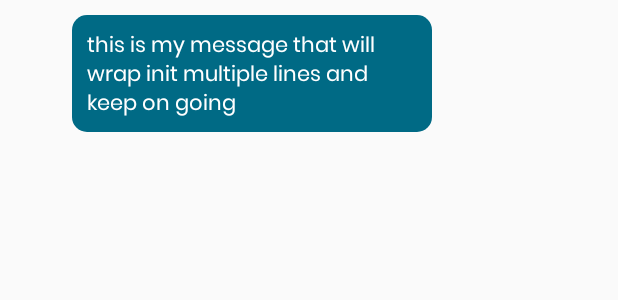
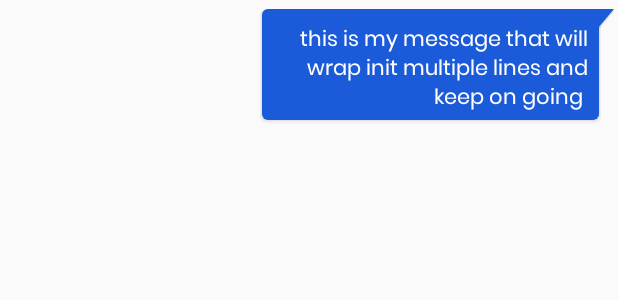
Before and after one commit to talhamughal1997/ChatApp, an Android app: the layout chat_to_row.xml on its own in the app's theme, with its tools: preview values and no code run, on a phone screen of 412 x 824 dp. Shown: the top 300 px of the screen. Run offline under Robolectric (Android 15) with nearby library versions, the phone set to English and light mode, and no system bars.

Commit message:
chat screen ui tweaks

```diff
--- a/app/src/main/java/com/example/kotlinchat/Activity/SplashActivity.kt
+++ b/app/src/main/java/com/example/kotlinchat/Activity/SplashActivity.kt
@@ -5,6 +5,7 @@ import android.os.Handler
 import androidx.appcompat.app.AppCompatActivity
 import com.example.kotlinchat.R
 import com.example.kotlinchat.Utils.Common
+import com.example.kotlinchat.Utils.CurrentUser
 import com.google.firebase.auth.FirebaseAuth
 
 class SplashActivity : AppCompatActivity() {
@@ -14,6 +15,7 @@ class SplashActivity : AppCompatActivity() {
         super.onCreate(savedInstanceState)
         setContentView(R.layout.activity_splash)
         supportActionBar?.hide()
+        CurrentUser.fetchCurrentUser()
 
         val handler = Handler()
         handler.postDelayed(Runnable {
--- a/app/src/main/java/com/example/kotlinchat/Controllers/ViewHolders/ChatFromItem.kt
+++ b/app/src/main/java/com/example/kotlinchat/Controllers/ViewHolders/ChatFromItem.kt
@@ -15,8 +15,6 @@ class ChatFromItem(val text: String, val userModel: UserModel) : Item<GroupieVie
 
     override fun bind(viewHolder: GroupieViewHolder, position: Int) {
         viewHolder.itemView.txt_msg.text = text
-        Picasso.get().load(userModel.profileImageUrl).resize(1050,700)
-            .centerCrop(Gravity.CENTER).into(viewHolder.itemView.img_user)
     }
 
 }
--- a/app/src/main/java/com/example/kotlinchat/Controllers/ViewHolders/ChatToItem.kt
+++ b/app/src/main/java/com/example/kotlinchat/Controllers/ViewHolders/ChatToItem.kt
@@ -15,8 +15,6 @@ class ChatToItem(val text:String,val userModel: UserModel) : Item<GroupieViewHol
 
     override fun bind(viewHolder: GroupieViewHolder, position: Int) {
         viewHolder.itemView.txt_msg.text = text
-        Picasso.get().load(userModel.profileImageUrl).resize(1050,700)
-            .centerCrop(Gravity.CENTER).into(viewHolder.itemView.img_user)
     }
 
 }
--- a/app/src/main/java/com/example/kotlinchat/Utils/CurrentUser.kt
+++ b/app/src/main/java/com/example/kotlinchat/Utils/CurrentUser.kt
@@ -11,11 +11,7 @@ object CurrentUser {
 
     var user: UserModel? = null
 
-    init {
-        fetchCurrentUser()
-    }
-
-    private fun fetchCurrentUser() {
+     fun fetchCurrentUser() {
         val uid = FirebaseAuth.getInstance().uid
         val ref = FirebaseDatabase.getInstance().getReference("/users/$uid")
         ref.addListenerForSingleValueEvent(object : ValueEventListener {
--- /dev/null
+++ b/app/src/main/res/drawable/to_bubble.xml
@@ -0,0 +1,108 @@
+<?xml version="1.0" encoding="utf-8"?>
+<layer-list xmlns:android="http://schemas.android.com/apk/res/android">
+
+<!--Shadow Layer-->
+
+<item>
+    <rotate
+        android:fromDegrees="40"
+        android:pivotX="100%"
+        android:pivotY="0%"
+        android:toDegrees="0">
+        <shape android:shape="rectangle">
+            <corners android:radius="4dp" />
+            <padding
+                android:bottom="1px"
+                android:left="1px"
+                android:right="1px" />
+            <solid android:color="#01000000" />
+        </shape>
+    </rotate>
+</item>
+<item android:right="10dp">
+    <shape android:shape="rectangle">
+        <corners android:radius="4dp" />
+        <padding
+            android:bottom="1px"
+            android:left="1px"
+            android:right="1px" />
+        <solid android:color="#01000000" />
+    </shape>
+</item>
+
+<!--===============-->
+
+<item>
+    <rotate
+        android:fromDegrees="40"
+        android:pivotX="100%"
+        android:pivotY="0%"
+        android:toDegrees="0">
+        <shape android:shape="rectangle">
+            <corners android:radius="4dp" />
+            <padding android:bottom="1px" />
+            <solid android:color="#09000000" />
+        </shape>
+    </rotate>
+</item>
+<item android:right="10dp">
+    <shape android:shape="rectangle">
+        <corners android:radius="4dp" />
+        <padding android:bottom="1px" />
+        <solid android:color="#09000000" />
+    </shape>
+</item>
+
+<!--===============-->
+
+<item>
+    <rotate
+        android:fromDegrees="40"
+        android:pivotX="100%"
+        android:pivotY="0%"
+        android:toDegrees="0">
+        <shape android:shape="rectangle">
+            <corners android:radius="4dp" />
+            <padding
+                android:bottom="1px"
+                android:left="1px"
+                android:right="1px" />
+            <solid android:color="#10000000" />
+        </shape>
+    </rotate>
+</item>
+<item android:right="10dp">
+    <shape android:shape="rectangle">
+        <corners android:radius="4dp" />
+        <padding
+            android:bottom="1px"
+            android:left="1px"
+            android:right="1px" />
+        <solid android:color="#10000000" />
+    </shape>
+</item>
+
+<!--===============-->
+
+
+<!--ForeGround-->
+
+<item>
+    <rotate
+        android:fromDegrees="40"
+        android:pivotX="100%"
+        android:pivotY="0%"
+        android:toDegrees="0">
+        <shape android:shape="rectangle">
+            <solid android:color="@color/colorAccent" />
+        </shape>
+    </rotate>
+</item>
+<item android:right="10dp">
+    <shape android:shape="rectangle">
+        <solid android:color="@color/colorAccent" />
+        <corners android:radius="4dp" />
+    </shape>
+</item>
+
+</layer-list>
--- a/app/src/main/res/layout/chat_to_row.xml
+++ b/app/src/main/res/layout/chat_to_row.xml
@@ -1,32 +1,24 @@
 <?xml version="1.0" encoding="utf-8"?>
 <androidx.constraintlayout.widget.ConstraintLayout xmlns:android="http://schemas.android.com/apk/res/android"
     xmlns:app="http://schemas.android.com/apk/res-auto"
-    xmlns:tools="http://schemas.android.com/tools"
     android:layout_width="match_parent"
-    android:layout_height="wrap_content">
-
-    <de.hdodenhof.circleimageview.CircleImageView
-        android:id="@+id/img_user"
-        android:layout_width="28dp"
-        android:layout_height="28dp"
-        android:layout_margin="10dp"
-        app:layout_constraintStart_toStartOf="parent"
-        app:layout_constraintTop_toTopOf="parent"
-        app:layout_constraintBottom_toBottomOf="parent" />
+    android:layout_height="wrap_content"
+    android:paddingVertical="6dp">
 
     <TextView
         android:id="@+id/txt_msg"
-        android:layout_width="wrap_content"
-        android:layout_height="wrap_content"
-        android:layout_margin="10dp"
+        style="@style/H6"
         android:layout_marginStart="12dp"
+        android:layout_marginLeft="12dp"
+        android:background="@drawable/to_bubble"
         android:maxWidth="240dp"
-        android:layout_marginLeft="12dp"
-        android:background="@drawable/txt_msg_bg"
-        android:padding="10dp"
+        android:paddingHorizontal="20dp"
+        android:paddingVertical="10dp"
         android:text="this is my message that will wrap init multiple lines and keep on going "
+        android:textAlignment="textEnd"
         android:textColor="@android:color/white"
         app:layout_constraintBottom_toBottomOf="parent"
-        app:layout_constraintStart_toEndOf="@id/img_user"
+        app:layout_constraintEnd_toEndOf="parent"
         app:layout_constraintTop_toTopOf="parent" />
+
 </androidx.constraintlayout.widget.ConstraintLayout>
```
Also changed, not shown: app/src/main/res/drawable/from_bubble.xml (added, +106 -0 lines), app/src/main/res/layout/chat_from_row.xml (+7 -15 lines).
